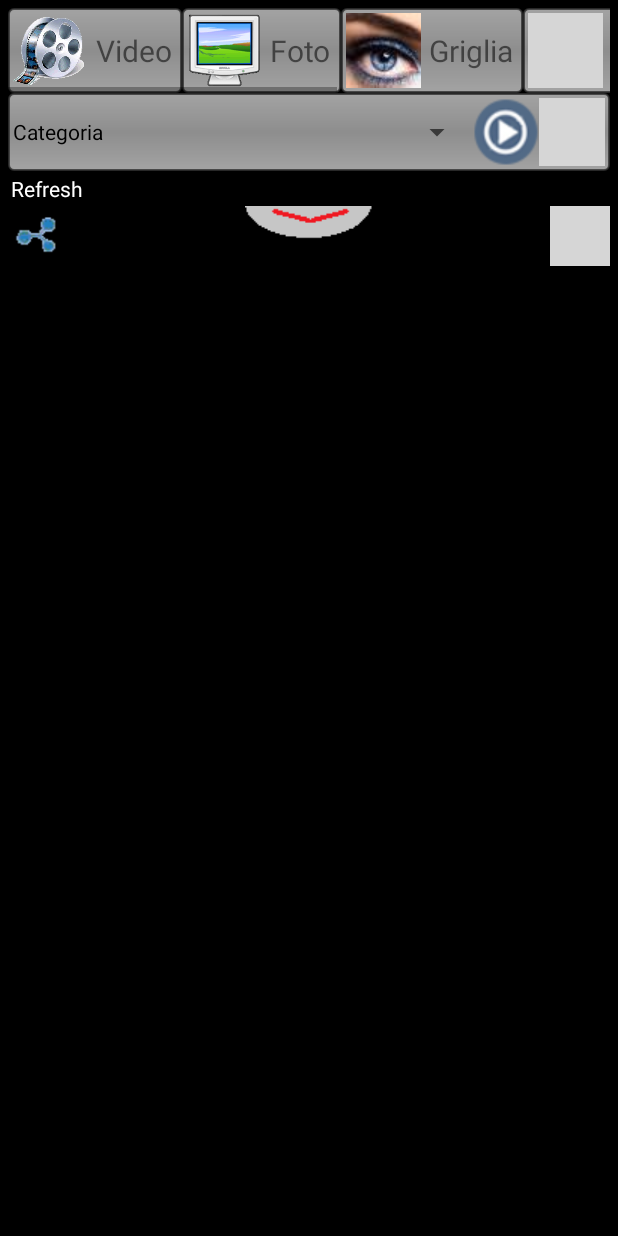
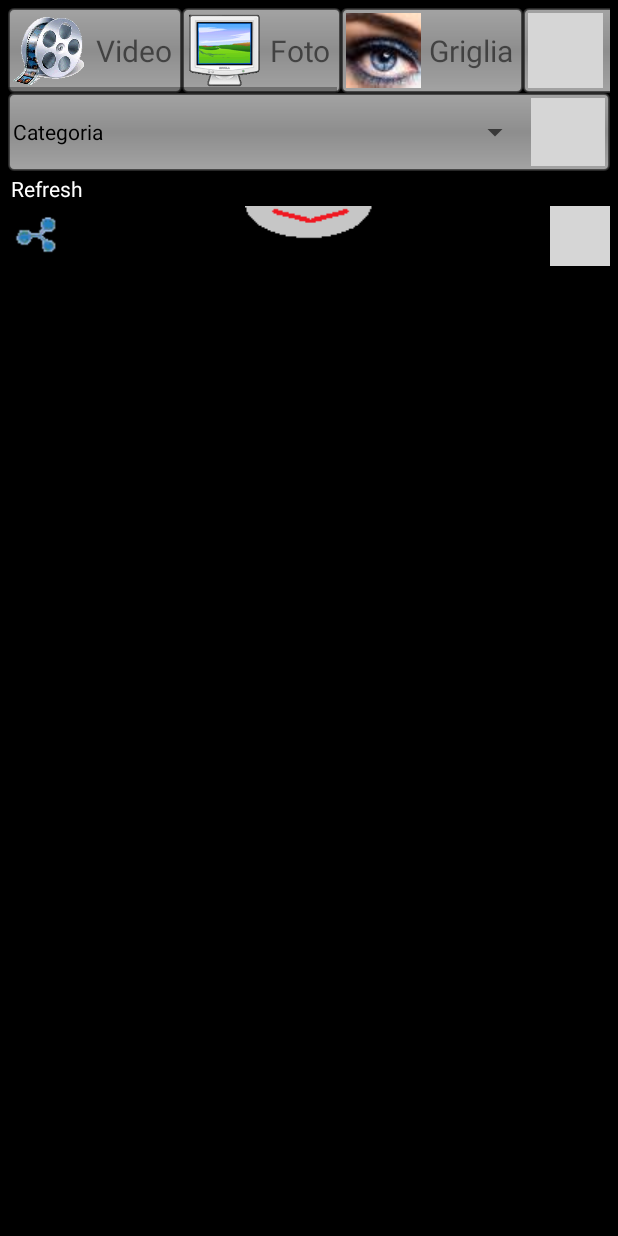
Before and after one commit to looigi/looVF-Java, an Android app: the layout activity_main.xml on its own in the app's theme, with its tools: preview values and no code run, on a phone screen of 412 x 824 dp. Run offline under Robolectric (Android 15) with nearby library versions, the phone set to English and light mode, and no system bars; plain views replace PhotoView, VideoView; grey boxes are pictures that could not be loaded.

Commit message:
Aggiunta protezione cartelle e altro

```diff
--- a/app/src/main/java/com/looigi/loovf/Soap/DBRemoto.java
+++ b/app/src/main/java/com/looigi/loovf/Soap/DBRemoto.java
@@ -70,7 +70,9 @@ public class DBRemoto {
 				sc= VariabiliGlobali.getInstance().getConfigurazione().getUltimaCategoriaImmagini();
 			}
 		}
-		String Urletto="RitornaMultimediaDaId?idTipologia=" + tip + "&idCategoria=" + Integer.toString(sc.getIdCategoria()) + "&idMultimedia=" + id;
+		String Urletto="RitornaMultimediaDaId?idTipologia=" + tip +
+				"&idCategoria=" + Integer.toString(sc.getIdCategoria()) +
+				"&idMultimedia=" + id;
 
 		GestioneWEBServiceSOAP g = new GestioneWEBServiceSOAP(
 				RadiceWS + ws + Urletto,
--- a/app/src/main/java/com/looigi/loovf/Soap/wsRitorno.java
+++ b/app/src/main/java/com/looigi/loovf/Soap/wsRitorno.java
@@ -83,6 +83,8 @@ public class wsRitorno {
 
                                 db_dati db = new db_dati();
                                 db.ScriveConfigurazione();
+
+                                Utility.getInstance().AccendeSpegneOggettiInBaseAiPermessi();
                             }
                         }
                         public void onNothingSelected(AdapterView<?> parent) {
@@ -151,12 +153,12 @@ public class wsRitorno {
         } else {
             if (Ritorno.equals("S")) {
                 VariabiliGlobali.getInstance().setAmministratore(true);
-                VariabiliGlobali.getInstance().getChkVisuaTutto().setVisibility(LinearLayout.VISIBLE);
+                // VariabiliGlobali.getInstance().getChkVisuaTutto().setVisibility(LinearLayout.VISIBLE);
             } else {
                 VariabiliGlobali.getInstance().setAmministratore(false);
                 VariabiliGlobali.getInstance().getConfigurazione().setVisuaTutto(false);
                 VariabiliGlobali.getInstance().getChkVisuaTutto().setChecked(false);
-                VariabiliGlobali.getInstance().getChkVisuaTutto().setVisibility(LinearLayout.GONE);
+                // VariabiliGlobali.getInstance().getChkVisuaTutto().setVisibility(LinearLayout.GONE);
             }
         }
     }
--- a/app/src/main/res/layout/activity_main.xml
+++ b/app/src/main/res/layout/activity_main.xml
@@ -176,7 +176,7 @@
             <LinearLayout
                 android:id="@+id/layCategorie"
                 android:orientation="horizontal"
-                android:weightSum="9"
+                android:weightSum="8"
                 android:background="@drawable/bordo_arrotondato_bianco_sfumato_trasp"
                 android:gravity="center_vertical"
                 android:padding="3dp"
@@ -197,12 +197,12 @@
                     android:layout_height="wrap_content"
                     android:layout_weight="5" />
 
-                <ImageView
+                <!-- <ImageView
                     android:id="@+id/imgCambiaCategoria"
                     android:layout_width="0dp"
                     android:layout_weight="1"
                     android:background="@drawable/seleziona"
-                    android:layout_height="45dp" />
+                    android:layout_height="45dp" /> -->
 
                 <ImageView
                     android:id="@+id/imgRicercaFuori"
```
Also changed, not shown: app/src/main/java/com/looigi/loovf/MainActivity.java (+25 -5 lines), app/src/main/java/com/looigi/loovf/Utility.java (+14 -0 lines), app/src/main/java/com/looigi/loovf/VariabiliGlobali.java (+9 -0 lines).
